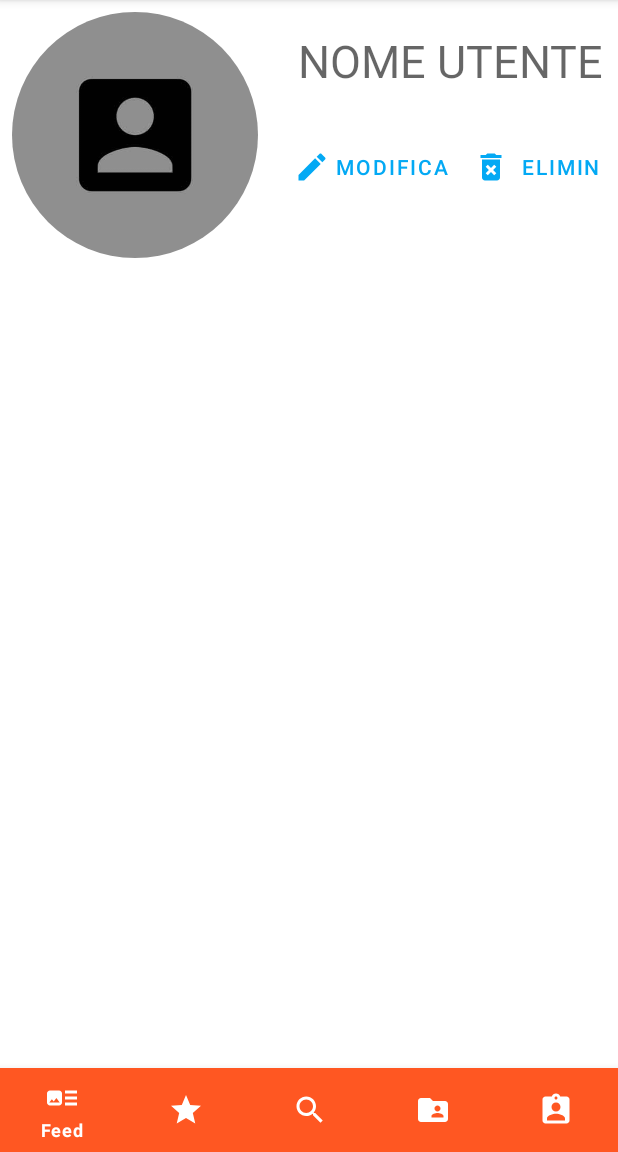
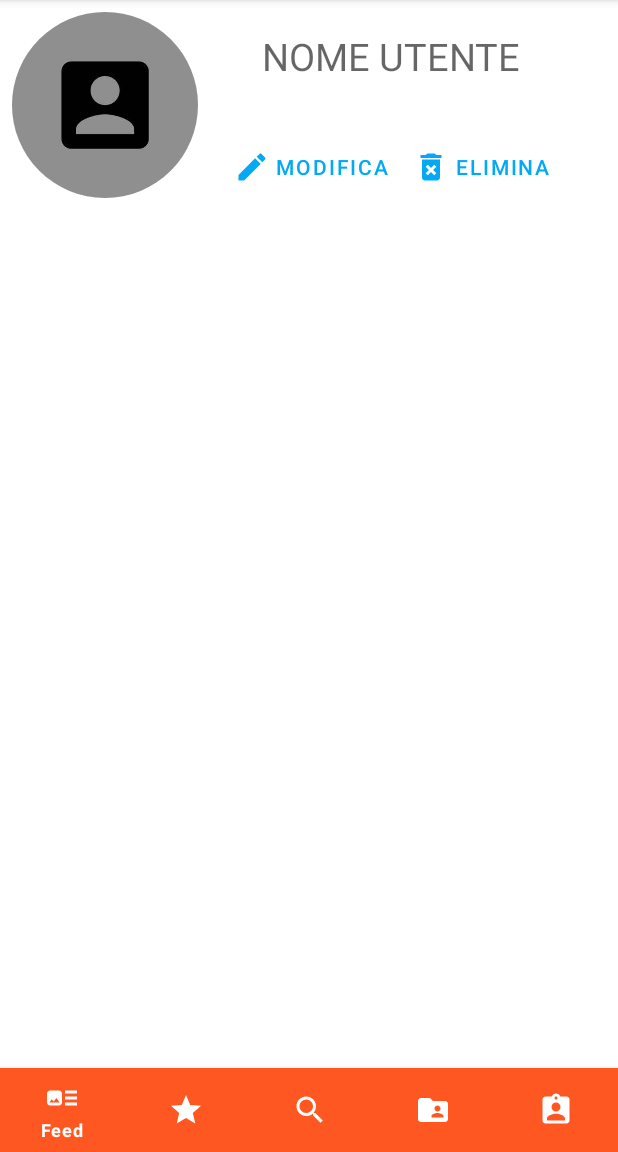
Before and after one commit to matteotoma98/Cookingbayapp, an Android app: the fragment ProfileFragment placed in its activity, on a phone screen of 412 x 824 dp, the part 84-1236 px from its top. Run offline under Robolectric (Android 15) with nearby library versions, the phone set to English and light mode, and no system bars; our stand-ins replace CircleImageView, Firebase (no records; nobody signed in at launch, a user with empty details on screens opened directly); pictures from the network do not load.

Commit message:
Modifica al fragment recipe 2

```diff
--- a/app/src/main/res/layout/fragment_profile.xml
+++ b/app/src/main/res/layout/fragment_profile.xml
@@ -13,8 +13,8 @@
 
         <de.hdodenhof.circleimageview.CircleImageView xmlns:app="http://schemas.android.com/apk/res-auto"
             android:id="@+id/cardProfilePic"
-            android:layout_width="180dp"
-            android:layout_height="180dp"
+            android:layout_width="140dp"
+            android:layout_height="140dp"
             android:contentDescription="profilePic"
             android:paddingTop="8dp"
             android:paddingBottom="8dp"
@@ -36,7 +36,7 @@
                 android:text="NOME UTENTE"
                 android:textAlignment="center"
                 android:textAppearance="@style/TextAppearance.AppCompat.Display1"
-                android:textSize="30sp" />
+                android:textSize="25sp" />
 
             <LinearLayout
                 android:layout_width="wrap_content"
@@ -51,7 +51,8 @@
                     android:text="Modifica"
                     android:textColor="@color/colorAccent"
                     app:icon="@drawable/ic_mode_edit_black_24dp"
-                    app:iconTint="@color/colorAccent" />
+                    app:iconTint="@color/colorAccent"
+                    />
 
                 <Button
                     android:id="@+id/deleterecipe"
@@ -64,7 +65,7 @@
                     app:iconTint="@color/colorAccent" />
             </LinearLayout>
 
-   </LinearLayout>
+        </LinearLayout>
     </LinearLayout>
 
 
```
